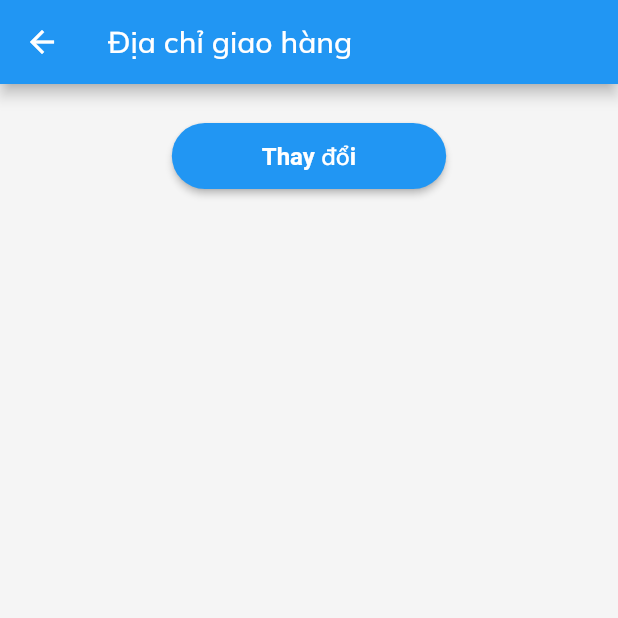
After one commit to hoangtvspk/doubHBookStore_flutter, a Flutter app: the EditPlaceOrderScreen screen opened directly, after a tap on "Thay đổi", on a phone screen of 412 x 824 dp, the top half of it. The commit adds this screen. Run offline on Flutter 3.47's test engine with Material 2 defaults, Android fonts, the phone set to English and light mode, and no system bars; our stand-ins replace another_flushbar, carousel_slider, flutter_easyloading, flutter_rating_bar, flutter_spinkit, flutter_svg and 7 more; missing offline and left inert: form_data; accounts and stored records are empty; network calls fail.

Commit message:
change address order

```diff
--- a/lib/src/checkout/checkoutController.dart
+++ b/lib/src/checkout/checkoutController.dart
@@ -23,6 +23,7 @@ import '../model/address.dart';
 import '../model/imageModel.dart';
 import '../model/myInfoModel.dart';
 import '../pages/address/addressController.dart';
+import '../pages/login/signInScreen.dart';
 import '../pages/profile/myProfile/myProfileController.dart';
 import '../widgets/flushBar.dart';
 
@@ -31,6 +32,7 @@ class CheckoutController extends GetxController {
   final prefs = SharedPreferences.getInstance();
   final _controller = Get.put(AddressController());
   final _controller1 = Get.put(MyProfileController());
+  int selected =-1;
   dynamic _order = null;
   RxBool isEmpty = false.obs;
 
@@ -50,7 +52,7 @@ class CheckoutController extends GetxController {
   // }
 
   Future<CheckOut> getCheckoutInfo(BuildContext context) async {
-    print("getcheckout");
+    print("default address");
     MyInfoModel myInfoModel = await _controller1.getBooks(context);
     List<Address> addresses = await _controller.getAddress(context);
     CheckOut checkout =
@@ -69,10 +71,10 @@ class CheckoutController extends GetxController {
         addresses[0].provinceCity;
 
     email = await strEmail.obs;
-    phoneNumber =await strPhone.obs;
-    firstName =await strFirstName.obs;
-    lastName =await strLastName.obs;
-    address =await strAddress.obs;
+    phoneNumber = await strPhone.obs;
+    firstName = await strFirstName.obs;
+    lastName = await strLastName.obs;
+    address = await strAddress.obs;
     print(email.toString());
     return checkout;
   }
@@ -127,7 +129,6 @@ class CheckoutController extends GetxController {
     box.write("cartInfo", []);
     box.write("totalPrice", 0);
     box.write("totalItem", 0);
-
   }
 
   onProgressing(http.Response data, int i) {
@@ -174,10 +175,62 @@ class CheckoutController extends GetxController {
         lastName: response["lastName"],
         phoneNumber: response["phoneNumber"],
         email: response["email"],
-        date: DateTime.parse(response["date"]   ),
+        date: DateTime.parse(response["date"]),
         totelPrice: response["totelPrice"],
         status: response["status"],
         orderItems: items);
     // print(_order);
   }
+
+  void onProgressing1(http.Response data) {
+
+    dynamic responseJson = json.decode(utf8.decode(data.bodyBytes));
+    Address address1 =  new Address(
+        id: responseJson["id"],
+        provinceCity: responseJson["provinceCity"],
+        districtTown: responseJson["districtTown"],
+        neighborhoodVillage: responseJson["neighborhoodVillage"],
+        address: responseJson["address"]);
+
+    String strAddress = address1.address +
+        ", " +
+        address1.neighborhoodVillage +
+        ", " +
+        address1.districtTown +
+        ", " +
+        address1.provinceCity;
+
+    address = strAddress.obs;
+    print(address.toString());
+
+    // box.write("cartInfo", responseJson);
+    // Address address1 = new Address(
+    //     id: responseJson["id"],
+    //     provinceCity: responseJson["provinceCity"],
+    //     districtTown: responseJson["districtTown"],
+    //     neighborhoodVillage: responseJson["neighborhoodVillage"],
+    //     address: responseJson["address"]);
   }
+
+  Future<void> updateUIAddress(int selected) async {
+    this.selected = selected;
+    print("selected: $selected");
+    final prefs = await SharedPreferences.getInstance();
+    bool? isAuthh = await prefs.getBool("isAuth");
+    if (isAuthh == true) {
+      dynamic userInfo = await (box.read("userInfo"));
+      // UserLoginInfoModel userInfo = new UserLoginInfoModel(firstName: e["firstName"], lastName: e["lastName"], email: e["email"], token: e["token"], userRole: e["userRole"]);
+
+      await http.get(
+          Uri.parse(Config.HTTP_CONFIG["baseURL"]! +
+              Config.APP_API["getAddress"]! +
+              "$selected"),
+          headers: <String, String>{
+            "Content-Type": "application/json",
+            "Authorization": userInfo["token"].toString()
+          }).then((value) => onProgressing1(value));
+    } else {
+      Get.to(() => SignInPage());
+    }
+  }
+}
--- /dev/null
+++ b/lib/src/checkout/editPlaceOrderScreen.dart
@@ -0,0 +1,117 @@
+import 'dart:async';
+
+import 'package:doubhBookstore_flutter_springboot/src/checkout/checkoutController.dart';
+import 'package:doubhBookstore_flutter_springboot/src/checkout/checkoutScreen.dart';
+import 'package:doubhBookstore_flutter_springboot/src/pages/address/addressController.dart';
+import 'package:doubhBookstore_flutter_springboot/src/pages/address/editMyAddress/editMyAddressScreen.dart';
+import 'package:doubhBookstore_flutter_springboot/src/utils/CustomTextStyle.dart';
+import 'package:doubhBookstore_flutter_springboot/src/utils/CustomUtils.dart';
+import 'package:flutter/material.dart';
+import 'package:get/get.dart';
+import 'package:get_storage/get_storage.dart';
+import 'package:intl/intl.dart';
+import 'package:shared_preferences/shared_preferences.dart';
+
+import '../model/address.dart';
+
+class EditPlaceOrderScreen extends StatefulWidget {
+  const EditPlaceOrderScreen({Key? key}) : super(key: key);
+
+  @override
+  _EditPlaceOrderScreenState createState() => _EditPlaceOrderScreenState();
+}
+
+class _EditPlaceOrderScreenState extends State<EditPlaceOrderScreen> {
+  final AddressController c = Get.put(AddressController());
+  final CheckoutController c1 = Get.put(CheckoutController());
+  final box = GetStorage();
+  var formatter = NumberFormat('#,###,000');
+  final prefs = SharedPreferences.getInstance();
+  int selected = -1;
+
+  @override
+  void initState() {
+    super.initState();
+  }
+
+  createAddressList() {
+    return Column(
+      children: List.generate(
+        c.checkListItems.length,
+        (index) => CheckboxListTile(
+          controlAffinity: ListTileControlAffinity.leading,
+          contentPadding: EdgeInsets.zero,
+          dense: true,
+          title: Text(
+            c.checkListItems[index]["title"],
+            style: const TextStyle(
+              fontSize: 16.0,
+              color: Colors.black,
+            ),
+          ),
+          value: c.checkListItems[index]["value"],
+          onChanged: (value) {
+            setState(() {
+              for (var element in c.checkListItems) {
+                element["value"] = false;
+              }
+              c.checkListItems[index]["value"] = value;
+              selected = c.checkListItems[index]["id"];
+              c1.selected = selected;
+            });
+          },
+        ),
+      ),
+    );
+  }
+
+
+  footer(BuildContext context) {
+    return Container(
+      child: Column(
+        crossAxisAlignment: CrossAxisAlignment.center,
+        mainAxisAlignment: MainAxisAlignment.end,
+        children: <Widget>[
+          Utils.getSizedBox(height: 8),
+          RaisedButton(
+            onPressed: () async {
+              await c1.updateUIAddress(selected);
+              Navigator.pop(context);
+            },
+            color: Colors.blue,
+            padding: EdgeInsets.only(top: 12, left: 60, right: 60, bottom: 12),
+            shape: RoundedRectangleBorder(
+                borderRadius: BorderRadius.all(Radius.circular(24))),
+            child: Text(
+              "Thay đổi",
+              style: CustomTextStyle.textFormFieldSemiBold
+                  .copyWith(color: Colors.white),
+            ),
+          ),
+          Utils.getSizedBox(height: 8),
+        ],
+      ),
+      margin: EdgeInsets.only(top: 16),
+    );
+  }
+
+  @override
+  Widget build(BuildContext context) {
+    // checkEmpty();
+
+    return Scaffold(
+      appBar: AppBar(
+        title: Text("Địa chỉ giao hàng"),
+      ),
+      resizeToAvoidBottomInset: false,
+      backgroundColor: Colors.grey.shade100,
+      body: Builder(
+        builder: (context) {
+          return ListView(
+            children: <Widget>[createAddressList(), footer(context)],
+          );
+        },
+      ),
+    );
+  }
+}
--- a/lib/src/httpClient/config.dart
+++ b/lib/src/httpClient/config.dart
@@ -28,7 +28,7 @@ class Config{
     "updateAddress": "/users/address/edit/:id",
     "deleteAddress": "/users/address/delete/:id",
     "getAddressByUser": "/users/address",
-    "getAddress": "/users/address/:id",
+    "getAddress": "/users/address/",
     "newBook": "/books/new",
     "bestSellingBook": "/books/best-selling",
     "bestDiscountBook": "/books/best-discount",
--- a/lib/src/pages/address/addMyAddress/addMyAddressController.dart
+++ b/lib/src/pages/address/addMyAddress/addMyAddressController.dart
@@ -1,5 +1,6 @@
 import 'dart:convert';
 
+import 'package:doubhBookstore_flutter_springboot/src/checkout/checkoutController.dart';
 import 'package:doubhBookstore_flutter_springboot/src/model/address.dart';
 import 'package:doubhBookstore_flutter_springboot/src/model/myInfoUpdate.dart';
 import 'package:doubhBookstore_flutter_springboot/src/pages/address/addressScreen.dart';
@@ -20,6 +21,7 @@ import 'package:http/http.dart' as http;
 import '../../../widgets/flushBar.dart';
 
 class AddMyProfileController extends GetxController{
+  final _controller = Get.put(CheckoutController());
 
   void cancelLoading(BuildContext context)async
   {
@@ -27,6 +29,7 @@ class AddMyProfileController extends GetxController{
   }
 
   void onAddInfoProgressing(var data, BuildContext context){
+    _controller.selected = data["id"];
     print(data);
     //Get.to(() =>AddressScreen());
     Get.back();
```
Also changed, not shown: lib/src/checkout/checkoutScreen.dart (+36 -10 lines), lib/src/pages/address/addressController.dart (+71 -12 lines). Lines whose indentation alone changed are shown as unchanged.
